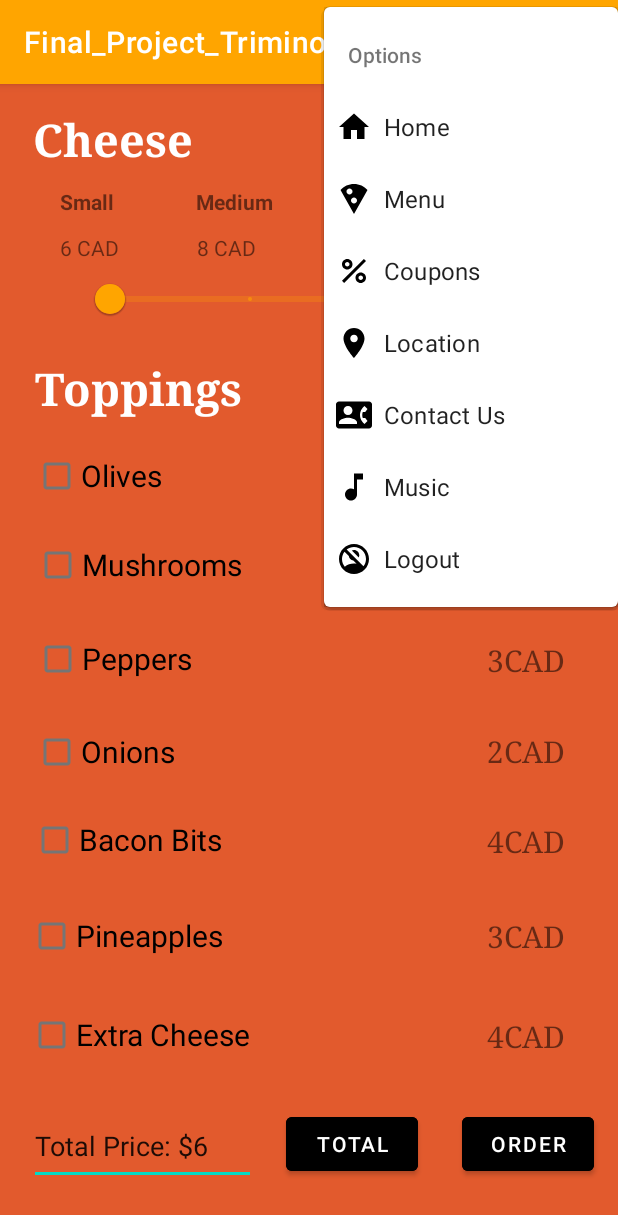
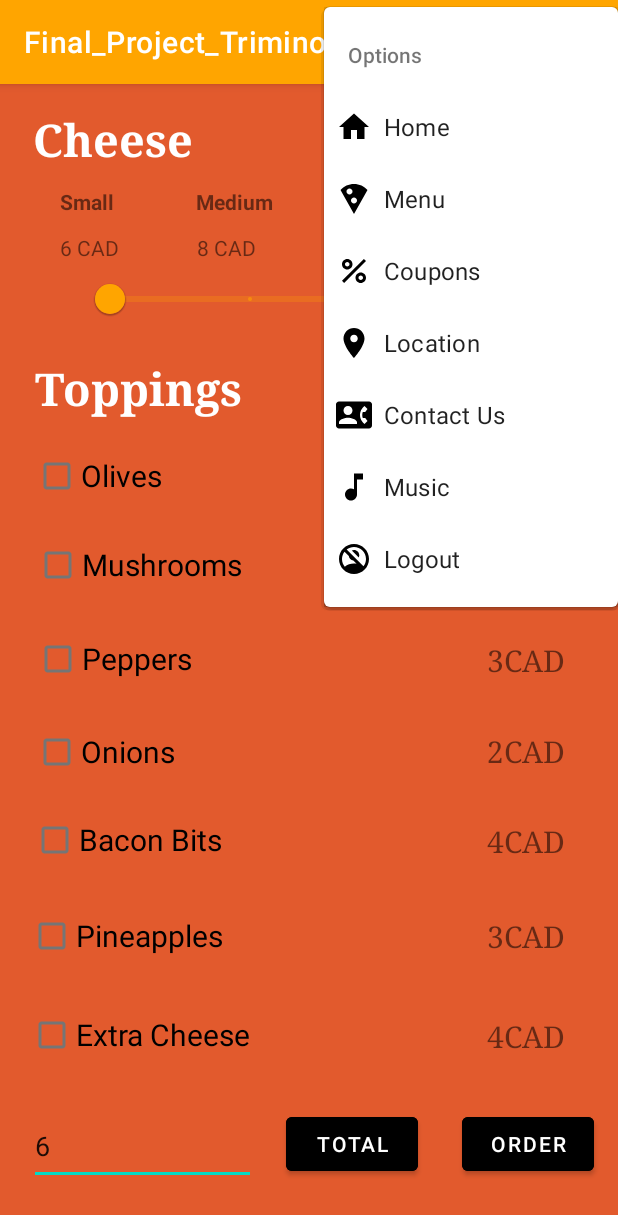
Before and after one commit to BenchaminDimitriu/Pizza-android-App, an Android app: the cheese screen opened directly, with no data from a screen before it, in the options menu, after a tap on "Options", on a phone screen of 412 x 824 dp. Shown: the top 1215 px of the screen. Run offline under Robolectric (Android 15) with nearby library versions, the phone set to English and light mode, and no system bars; our stand-ins replace CircleImageView, Firebase (no records; nobody signed in at launch, a user with empty details on screens opened directly).

Commit message:
changed total data type to int instead of string
-in pizza pojo

```diff
--- a/Final_Project_Trimino/app/src/main/java/com/example/final_project_trimino/CartActivity.java
+++ b/Final_Project_Trimino/app/src/main/java/com/example/final_project_trimino/CartActivity.java
@@ -7,21 +7,31 @@ import androidx.recyclerview.widget.RecyclerView;
 
 import android.content.Intent;
 import android.os.Bundle;
+import android.util.Log;
 import android.view.Menu;
 import android.view.MenuInflater;
 import android.view.MenuItem;
 import android.view.View;
 import android.widget.Button;
+import android.widget.EditText;
+import android.widget.TextView;
 import android.widget.Toast;
 
 import com.firebase.ui.database.FirebaseRecyclerOptions;
+import com.google.firebase.database.DataSnapshot;
+import com.google.firebase.database.DatabaseError;
+import com.google.firebase.database.DatabaseReference;
 import com.google.firebase.database.FirebaseDatabase;
+import com.google.firebase.database.ValueEventListener;
 
 public class CartActivity extends AppCompatActivity {
 
     RecyclerView recyclerView;
     RecyclerViewAdapterCart recyclerViewAdapterCart;
-    Button checkout;
+    Button checkout, apply;
+    TextView totalCheckout;
+    EditText coupon;
+
 
     @Override
     protected void onCreate(Bundle savedInstanceState) {
@@ -29,10 +39,17 @@ public class CartActivity extends AppCompatActivity {
         setContentView(R.layout.activity_cart);
 
         checkout = findViewById(R.id.checkoutBtn);
+        apply = findViewById(R.id.applyBtn);
+
+        coupon = findViewById(R.id.couponET);
+
+        totalCheckout = findViewById(R.id.cartamount);
 
         recyclerView = findViewById(R.id.rvCart);
         recyclerView.setLayoutManager(new LinearLayoutManager(this));
 
+
+        //View
         FirebaseRecyclerOptions<Pizza> options =
                 new FirebaseRecyclerOptions.Builder<Pizza>()
                         .setQuery(FirebaseDatabase.getInstance().getReference().child("Pizza"), Pizza.class)
@@ -40,6 +57,49 @@ public class CartActivity extends AppCompatActivity {
 
         recyclerViewAdapterCart = new RecyclerViewAdapterCart(options);
         recyclerView.setAdapter(recyclerViewAdapterCart);
+
+        //totalCheckout.setText(options.toString());
+
+//        //get total of all pizzas
+//        DatabaseReference rootRef = FirebaseDatabase.getInstance().getReference();
+//        DatabaseReference rowRef = rootRef.child("Pizza").child("total");
+//
+//
+//        rowRef.addListenerForSingleValueEvent(new ValueEventListener() {
+//            @Override
+//            public void onDataChange(DataSnapshot dataSnapshot) {
+//                Object value = dataSnapshot.getValue();
+//                //totalCheckout.setText(value.toString());
+//
+//                // whenever data at this location is updated.
+//                //Object value = dataSnapshot.getValue();
+//
+//                // Calculate the total of the values in the row.
+////                int total = 0;
+////                for (DataSnapshot childSnapshot : dataSnapshot.getChildren()) {
+////                    double childValue = childSnapshot.getValue(Integer.class);
+////                    total += childValue;
+////                }
+////                totalCheckout.setText((int) total);
+//            }
+//
+//            @Override
+//            public void onCancelled(DatabaseError error) {
+//                // Failed to read value
+//                Log.w("TAG", "Failed to read value.", error.toException());
+//            }
+//        });
+
+//        apply.setOnClickListener(new View.OnClickListener() {
+//            @Override
+//            public void onClick(View view) {
+//                if(coupon.getText().toString() == "213"){
+//                    int amount = 0;
+//                    amount -= 5;
+//                    totalCheckout.setText(amount);
+//                }
+//            }
+//        });
 
         checkout.setOnClickListener(new View.OnClickListener() {
             @Override
--- a/Final_Project_Trimino/app/src/main/java/com/example/final_project_trimino/Pizza.java
+++ b/Final_Project_Trimino/app/src/main/java/com/example/final_project_trimino/Pizza.java
@@ -14,7 +14,7 @@ public class Pizza {
     private String pizzaTopping5;
     private String pizzaTopping6;
     private String pizzaTopping7;
-    private String total;
+    private int total;
 
     public Pizza() {
     }
@@ -115,11 +115,9 @@ public class Pizza {
         this.pizzaTopping7 = pizzaTopping7;
     }
 
-    public String getTotal() {
-        return total;
+    public void setTotal(int total) {
+        this.total = total;
     }
 
-    public void setTotal(String total) {
-        this.total = total;
-    }
+    public int getTotal() {return total;}
 }
--- a/Final_Project_Trimino/app/src/main/java/com/example/final_project_trimino/RecyclerViewAdapterCart.java
+++ b/Final_Project_Trimino/app/src/main/java/com/example/final_project_trimino/RecyclerViewAdapterCart.java
@@ -51,7 +51,9 @@ public class RecyclerViewAdapterCart extends FirebaseRecyclerAdapter<Pizza,Recyc
         holder.sizeXL.setText(model.getPizzaAXLarge());
 
         holder.type.setText(model.getPizzaBType());
-        holder.total.setText(model.getTotal());
+
+        holder.total.setText(model.getTotal()+"");
+        //holder.total.setText(model.getTotal());
 
         holder.deleteBtn.setOnClickListener(new View.OnClickListener() {
             @Override
--- a/Final_Project_Trimino/app/src/main/java/com/example/final_project_trimino/cheese.java
+++ b/Final_Project_Trimino/app/src/main/java/com/example/final_project_trimino/cheese.java
@@ -175,8 +175,8 @@ public class cheese extends AppCompatActivity {
                     pizza.setPizzaAXLarge(p4);
                     reference.child(String.valueOf(i+1)).setValue(pizza);
                 }
-                total.setText("Total Price: $"+String.valueOf(cost));
-                pizza.setTotal((total.getText().toString().trim()));
+                total.setText(String.valueOf(cost));
+                pizza.setTotal(Integer.parseInt((total.getText().toString().trim())));
                 reference.child(String.valueOf(i+1)).setValue(pizza);
 
                 pizza.setPizzaBType((cheese.getText().toString().trim()));
--- a/Final_Project_Trimino/app/src/main/java/com/example/final_project_trimino/hawaiian.java
+++ b/Final_Project_Trimino/app/src/main/java/com/example/final_project_trimino/hawaiian.java
@@ -175,9 +175,8 @@ public class hawaiian extends AppCompatActivity {
                     pizza.setPizzaAXLarge(p4);
                     reference.child(String.valueOf(i+1)).setValue(pizza);
                 }
-                total.setText("Total Price: $"+String.valueOf(cost));
-                pizza.setTotal((total.getText().toString().trim()));
-                reference.child(String.valueOf(i+1)).setValue(pizza);
+                total.setText(String.valueOf(cost));
+                pizza.setTotal(Integer.parseInt((total.getText().toString().trim())));
 
                 pizza.setPizzaBType((hawaiian.getText().toString().trim()));
                 reference.child(String.valueOf(i+1)).setValue(pizza);
--- a/Final_Project_Trimino/app/src/main/java/com/example/final_project_trimino/mexican.java
+++ b/Final_Project_Trimino/app/src/main/java/com/example/final_project_trimino/mexican.java
@@ -175,8 +175,8 @@ public class mexican extends AppCompatActivity {
                     pizza.setPizzaAXLarge(p4);
                     reference.child(String.valueOf(i+1)).setValue(pizza);
                 }
-                total.setText("Total Price: $"+String.valueOf(cost));
-                pizza.setTotal((total.getText().toString().trim()));
+                total.setText(String.valueOf(cost));
+                pizza.setTotal(Integer.parseInt((total.getText().toString().trim())));
                 reference.child(String.valueOf(i+1)).setValue(pizza);
 
                 pizza.setPizzaBType((mexican.getText().toString().trim()));
--- a/Final_Project_Trimino/app/src/main/java/com/example/final_project_trimino/pepperoni.java
+++ b/Final_Project_Trimino/app/src/main/java/com/example/final_project_trimino/pepperoni.java
@@ -175,8 +175,8 @@ public class pepperoni extends AppCompatActivity {
                     pizza.setPizzaAXLarge(p4);
                     reference.child(String.valueOf(i+1)).setValue(pizza);
                 }
-                total.setText("Total Price: $"+String.valueOf(cost));
-                pizza.setTotal((total.getText().toString().trim()));
+                total.setText(String.valueOf(cost));
+                pizza.setTotal(Integer.parseInt((total.getText().toString().trim())));
                 reference.child(String.valueOf(i+1)).setValue(pizza);
 
                 pizza.setPizzaBType((pepperoni.getText().toString().trim()));
```
Also changed, not shown: Final_Project_Trimino/app/src/main/res/layout/activity_cart.xml (+20 -9 lines).
